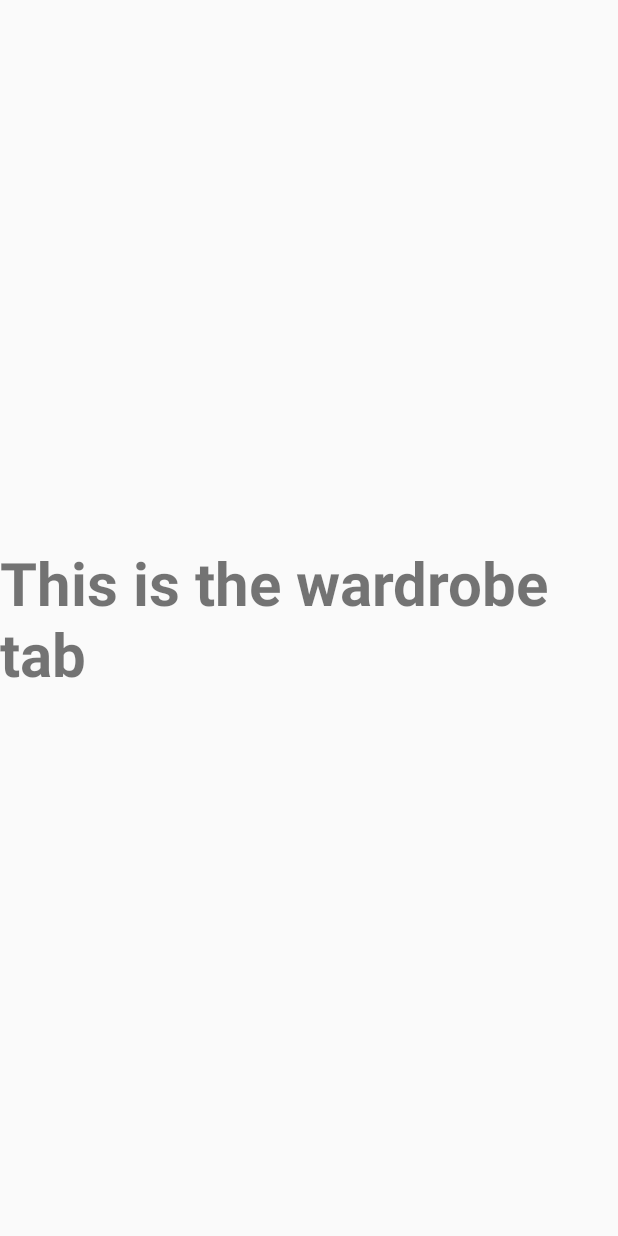
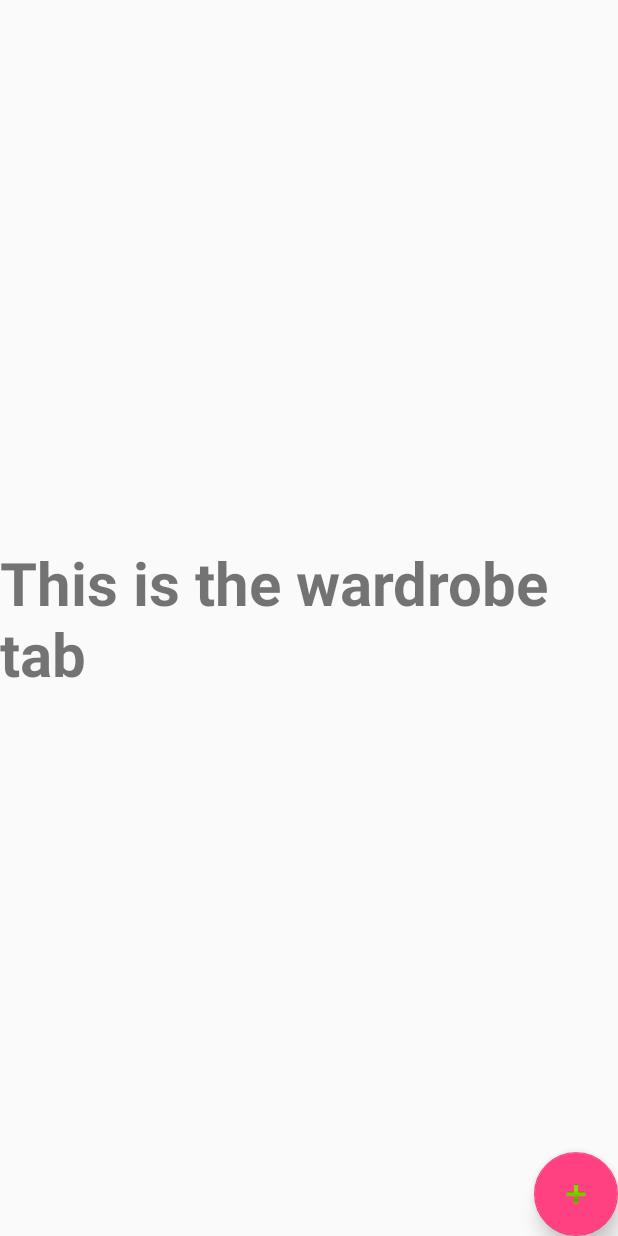
Before and after one commit to orwhaleca/cosc625_fashionadvisor, an Android app: the fragment Wardrobe shown on its own in the app's theme, on a phone screen of 412 x 824 dp. Run offline under Robolectric (Android 15) with nearby library versions, the phone set to English and light mode, and no system bars.

Commit message:
Added a floating button to the wardrobe layout which calls the method addPhotoClick in Wardrobe.

```diff
--- a/FashionAdvisor/app/src/main/java/fragments/Wardrobe.java
+++ b/FashionAdvisor/app/src/main/java/fragments/Wardrobe.java
@@ -1,10 +1,13 @@
 package fragments;
 
 import android.os.Bundle;
+import android.support.annotation.StringRes;
+import android.support.design.widget.FloatingActionButton;
 import android.support.v4.app.Fragment;
 import android.view.LayoutInflater;
 import android.view.View;
 import android.view.ViewGroup;
+import android.widget.TextView;
 
 import cosc625.fashionadvisor.R;
 
@@ -14,6 +17,9 @@ import cosc625.fashionadvisor.R;
 
 //TODO: Allow users to modify / add clothing here
 public class Wardrobe extends Fragment {
+
+    TextView textView;
+    FloatingActionButton button;
 
     public Wardrobe() {
         //empty constructor
@@ -29,6 +35,24 @@ public class Wardrobe extends Fragment {
                              ViewGroup container,
                              Bundle savedInstanceState) {
         //Inflate the layout for this fragment
-        return inflater.inflate(R.layout.wardrobe, container, false);
+        View view = inflater.inflate(R.layout.wardrobe, container, false);
+        textView = (TextView) view.findViewById(R.id.myText);
+        button = (FloatingActionButton) view.findViewById(R.id.addClothingButton);
+
+        //we could use the xml solution of android:onClick, but then our button methods
+        //need to be defined in MainTabbed rather than the fragment classes
+        button.setOnClickListener(new View.OnClickListener() {
+            @Override
+            public void onClick(View v) {
+                addPhotoClick(v);
+            }
+        });
+
+        return view;
+    }
+
+    public void addPhotoClick(View view) {
+        System.out.println("Button pressed");
+        textView.setText("You've indicated that you would like to take a picture for the wardrobe.");
     }
 }
--- a/FashionAdvisor/app/src/main/res/layout/wardrobe.xml
+++ b/FashionAdvisor/app/src/main/res/layout/wardrobe.xml
@@ -1,15 +1,30 @@
 <?xml version="1.0" encoding="utf-8"?>
 <RelativeLayout xmlns:android="http://schemas.android.com/apk/res/android"
+    xmlns:app="http://schemas.android.com/apk/res-auto"
     xmlns:tools="http://schemas.android.com/tools"
     android:layout_width="match_parent"
     android:layout_height="match_parent"
     tools:context="fragments.Wardrobe">
 
     <TextView
+        android:id="@+id/myText"
         android:layout_width="wrap_content"
         android:layout_height="wrap_content"
         android:text="@string/wardrobe"
         android:textSize="40dp"
         android:textStyle="bold"
         android:layout_centerInParent="true"/>
+
+    <android.support.design.widget.FloatingActionButton
+        android:id="@+id/addClothingButton"
+        android:layout_width="wrap_content"
+        android:layout_height="wrap_content"
+        android:layout_alignParentBottom="true"
+        android:layout_alignParentEnd="true"
+        android:layout_alignParentRight="true"
+        android:clickable="true"
+        android:visibility="visible"
+        app:elevation="8dp"
+        app:fabSize="normal"
+        app:srcCompat="@android:drawable/ic_input_add" />
 </RelativeLayout>
```
